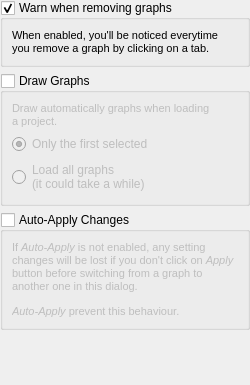
First picture: the form in ui/generalpage.ui, repository romeoxbm/depgraphv, before the edit.
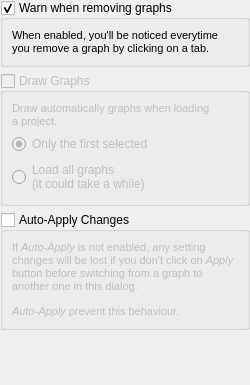
Second picture: the form after the edit.

Commit message: - Removed nonexistent slot from generalpage.ui; - drawGraphs groupbox in GeneralPage ui has been disabled for now as it's still not implemented;

```diff
--- a/ui/generalpage.ui
+++ b/ui/generalpage.ui
@@ -91,6 +91,9 @@
       </item>
       <item>
        <widget class="QGroupBox" name="drawGraphs">
+        <property name="enabled">
+         <bool>false</bool>
+        </property>
         <property name="title">
          <string>Draw Graphs</string>
         </property>
```
Left out of the diff: 3 changed lines with no effect on the pictures.
